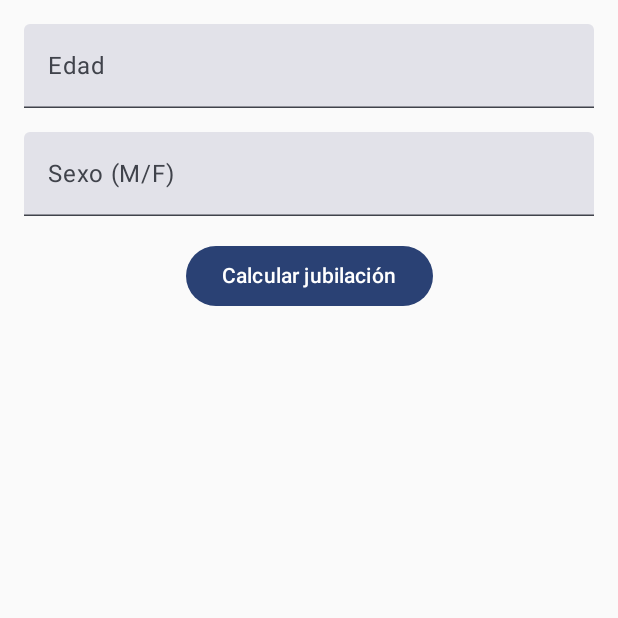
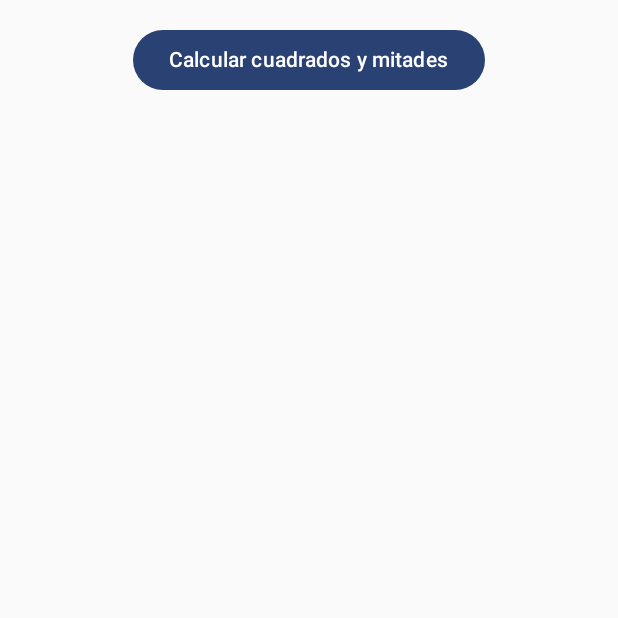
Before and after one commit to valverde12sa/EVC1_VALVERDE, an Android app built with Jetpack Compose: the screen it shows after launch (MainActivity), on a phone screen of 412 x 824 dp, the top half of it. Run offline under Robolectric (Android 15) with nearby library versions, the phone set to English and light mode, and no system bars.

Commit message:
finalizando el proyecto

```diff
--- /dev/null
+++ b/app/src/main/java/pe/edu/idat/examen/Ejercicio4.kt
@@ -0,0 +1,43 @@
+package pe.edu.idat.examen
+
+import androidx.compose.foundation.layout.Arrangement
+import androidx.compose.foundation.layout.Column
+import androidx.compose.foundation.layout.fillMaxSize
+import androidx.compose.foundation.layout.padding
+import androidx.compose.material3.Button
+import androidx.compose.material3.Text
+import androidx.compose.runtime.Composable
+import androidx.compose.runtime.getValue
+import androidx.compose.runtime.mutableStateOf
+import androidx.compose.runtime.remember
+import androidx.compose.runtime.setValue
+import androidx.compose.ui.Alignment
+import androidx.compose.ui.Modifier
+import androidx.compose.ui.unit.dp
+
+@Composable
+fun Calcular() {
+
+    var result by remember { mutableStateOf("") }
+
+    Column(
+        modifier = Modifier
+            .fillMaxSize()
+            .padding(16.dp),
+        horizontalAlignment = Alignment.CenterHorizontally,
+        verticalArrangement = Arrangement.spacedBy(16.dp)
+    ) {
+        // Ejercicio 4
+        Button(onClick = {
+            val numbers = (15..70).map { number ->
+                val square = number * number
+                val half = (number.toDouble() / 2.0)
+                "Número: $number, Cuadrado: $square, Mitad: $half"
+            }
+            result = numbers.joinToString("\n")
+        }) {
+            Text("Calcular cuadrados y mitades")
+        }
+        Text(result)
+    }
+}
--- a/app/src/main/java/pe/edu/idat/examen/MainActivity.kt
+++ b/app/src/main/java/pe/edu/idat/examen/MainActivity.kt
@@ -30,7 +30,7 @@ class MainActivity : ComponentActivity() {
         enableEdgeToEdge()
         setContent {
             ExamenTheme {
-                MainScreen()
+                Calcular()
 
             }
         }
```
Also changed, not shown: app/src/main/java/pe/edu/idat/examen/Ejercicio2.kt (added, +72 -0 lines), app/src/main/java/pe/edu/idat/examen/ejercicio3.kt (added, +50 -0 lines).
